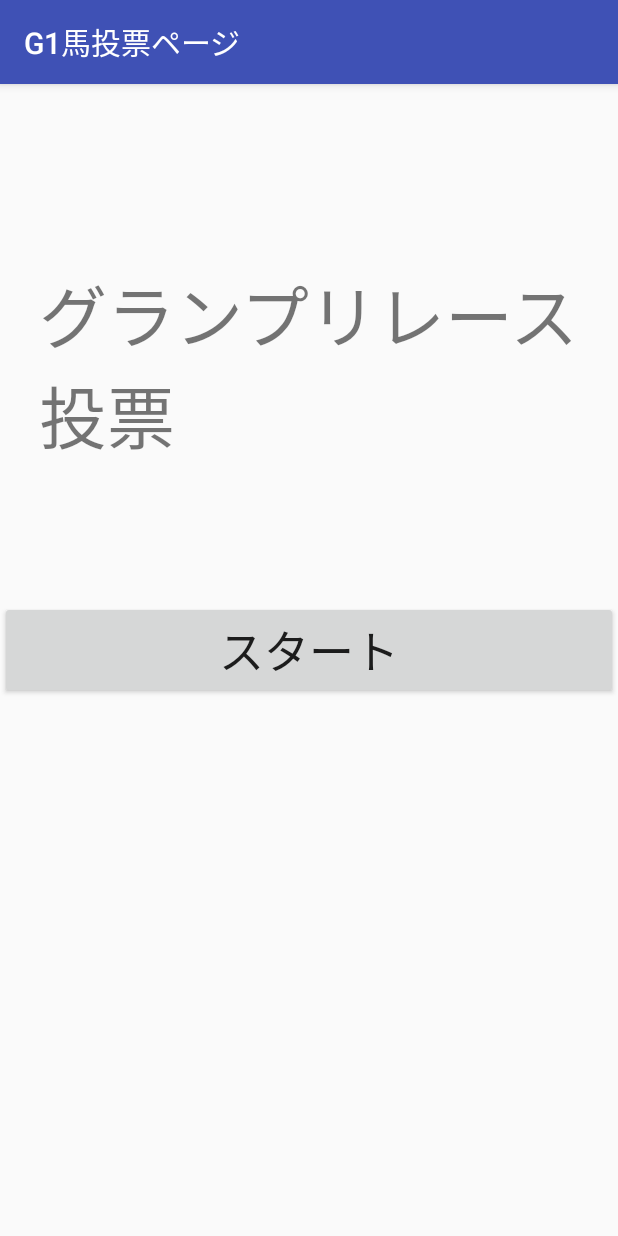
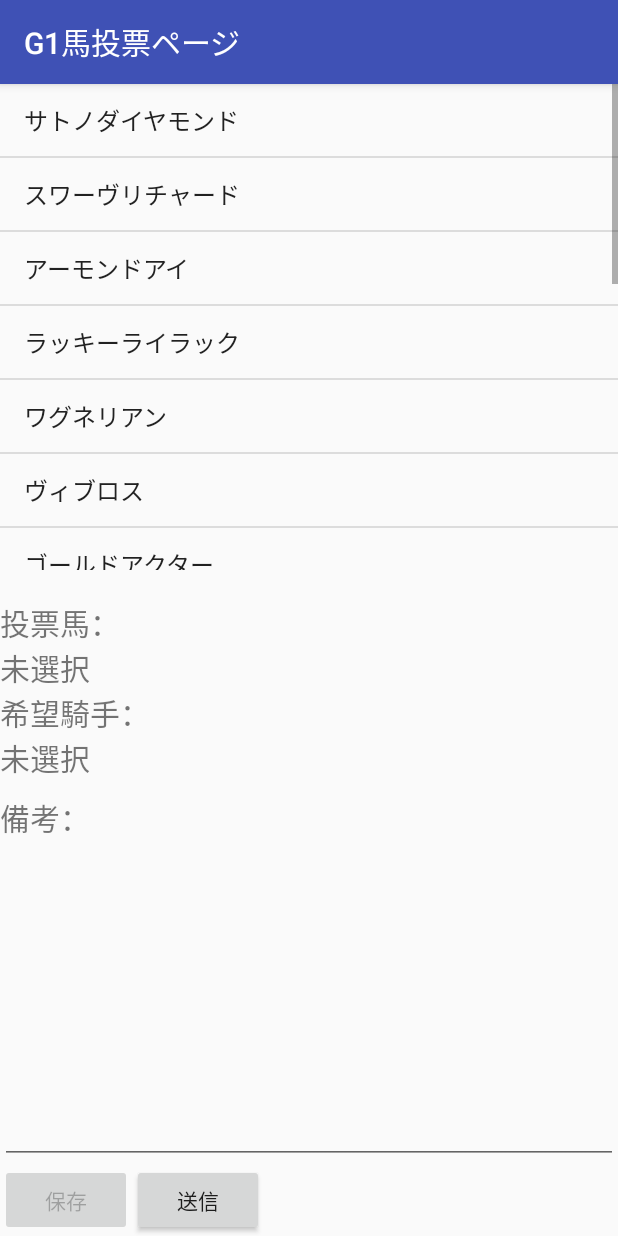
Before and after one commit to naoto19960103/androidApp, an Android app: the screen it shows after launch (KeibaSampleActivity before the commit, SelectHorseActivity after it), after a tap on "スタート", on a phone screen of 412 x 824 dp. Run offline under Robolectric (Android 15) with nearby library versions, the phone set to English and light mode, and no system bars.

Commit message:
スタート画面から選択画面まで画面遷移できるようにした

```diff
--- a/Android Application/Keiba Database/app/src/main/java/com/websarva/wings/android/keibadatabasesample/KeibaSampleActivity.java
+++ b/Android Application/Keiba Database/app/src/main/java/com/websarva/wings/android/keibadatabasesample/KeibaSampleActivity.java
@@ -1,7 +1,9 @@
 package com.websarva.wings.android.keibadatabasesample;
 
+import android.content.Intent;
 import android.support.v7.app.AppCompatActivity;
 import android.os.Bundle;
+import android.view.View;
 
 public class KeibaSampleActivity extends AppCompatActivity {
 
@@ -10,4 +12,9 @@ public class KeibaSampleActivity extends AppCompatActivity {
         super.onCreate(savedInstanceState);
         setContentView(R.layout.activity_keiba_sample);
     }
+    public void onStartButton(View view){
+        //インテントオブジェクト
+        Intent i = new Intent(KeibaSampleActivity.this,SelectHorseActivity.class);
+        startActivity(i);
+    }
 }
--- a/Android Application/Keiba Database/app/src/main/java/com/websarva/wings/android/keibadatabasesample/SelectHorseActivity.java
+++ b/Android Application/Keiba Database/app/src/main/java/com/websarva/wings/android/keibadatabasesample/SelectHorseActivity.java
@@ -2,12 +2,20 @@ package com.websarva.wings.android.keibadatabasesample;
 
 import android.support.v7.app.AppCompatActivity;
 import android.os.Bundle;
+import android.widget.ListView;
+import android.widget.TextView;
 
 public class SelectHorseActivity extends AppCompatActivity {
 
+    ListView horseList;
     @Override
     protected void onCreate(Bundle savedInstanceState) {
         super.onCreate(savedInstanceState);
         setContentView(R.layout.activity_select_horse);
+
+        //馬名リストの表示
+        horseList = findViewById(R.id.lvSelectHorse);
+
+
     }
 }
--- a/Android Application/Keiba Database/app/src/main/res/layout/activity_keiba_sample.xml
+++ b/Android Application/Keiba Database/app/src/main/res/layout/activity_keiba_sample.xml
@@ -25,9 +25,5 @@
             android:text="@string/btnStart"
             android:textSize="30dp"/>
 
-        <Button
-            android:layout_width="match_parent"
-            android:layout_height="wrap_content"
-            android:layout_gravity="center"/>
     </LinearLayout>
 </LinearLayout>
--- a/Android Application/Keiba Database/app/src/main/res/layout/activity_select_horse.xml
+++ b/Android Application/Keiba Database/app/src/main/res/layout/activity_select_horse.xml
@@ -6,10 +6,24 @@
 
     <ListView
         android:id="@+id/lvSelectHorse"
+        android:entries="@array/tvHorseName"
         android:layout_width="match_parent"
         android:layout_height="0dp"
         android:layout_weight="0.6"
         android:layout_marginBottom="20dp"></ListView>
+
+    <TextView
+        android:layout_width="wrap_content"
+        android:layout_height="wrap_content"
+        android:text="投票馬："
+        android:textSize="20dp" />
+
+    <TextView
+        android:layout_width="wrap_content"
+        android:layout_height="wrap_content"
+        android:id="@+id/tvHorse"
+        android:text="@string/tvSelect"
+        android:textSize="20dp"/>
 
     <TextView
         android:layout_width="wrap_content"
@@ -21,14 +35,14 @@
         android:layout_width="wrap_content"
         android:layout_height="wrap_content"
         android:id="@+id/tvJockey"
-        android:text="@string/tvJockey"
+        android:text="@string/tvSelect"
         android:textSize="20dp"/>
 
     <TextView
         android:layout_width="wrap_content"
         android:layout_height="wrap_content"
         android:layout_marginTop="10dp"
-        android:text="感想："
+        android:text="備考："
         android:textSize="20dp"/>
 
     <EditText
@@ -38,4 +52,25 @@
         android:gravity="top"
         android:layout_weight="0.4"
         android:inputType="textMultiLine"/>
+
+    <LinearLayout
+        android:layout_width="match_parent"
+        android:layout_height="wrap_content"
+        android:orientation="horizontal">
+
+        <Button
+            android:layout_width="wrap_content"
+            android:layout_height="wrap_content"
+            android:id="@+id/btnSave"
+            android:enabled="false"
+            android:onClick="onSaveButton"
+            android:text="@string/btnSave"/>
+
+        <Button
+            android:layout_width="wrap_content"
+            android:layout_height="wrap_content"
+            android:id="@+id/btnSend"
+            android:onClick="onSendButton"
+            android:text="@string/btnSend"/>
+    </LinearLayout>
 </LinearLayout>
--- a/Android Application/Keiba Database/app/src/main/res/values/strings.xml
+++ b/Android Application/Keiba Database/app/src/main/res/values/strings.xml
@@ -5,7 +5,7 @@
     <string name="btnSend">送信</string>
     <string name="btnBack">スタート画面に戻る</string>
     <string name="title">グランプリレース\n投票</string>
-    <string name="tvJockey">未選択</string>
+    <string name="tvSelect">未選択</string>
     <string-array name="tvHorseName">
         <item>サトノダイヤモンド</item>
         <item>スワーヴリチャード</item>
@@ -19,7 +19,7 @@
         <item>シュヴァルグラン</item>
         <item>ソウルスターリング</item>
         <item>エポカドーロ</item>
-        <item>スーパーフェザー</item>
+        <item>リスグラシュー</item>
         <item>キセキ</item>
         <item>クリンチャー</item>
         <item>サトノクラウン</item>
```
